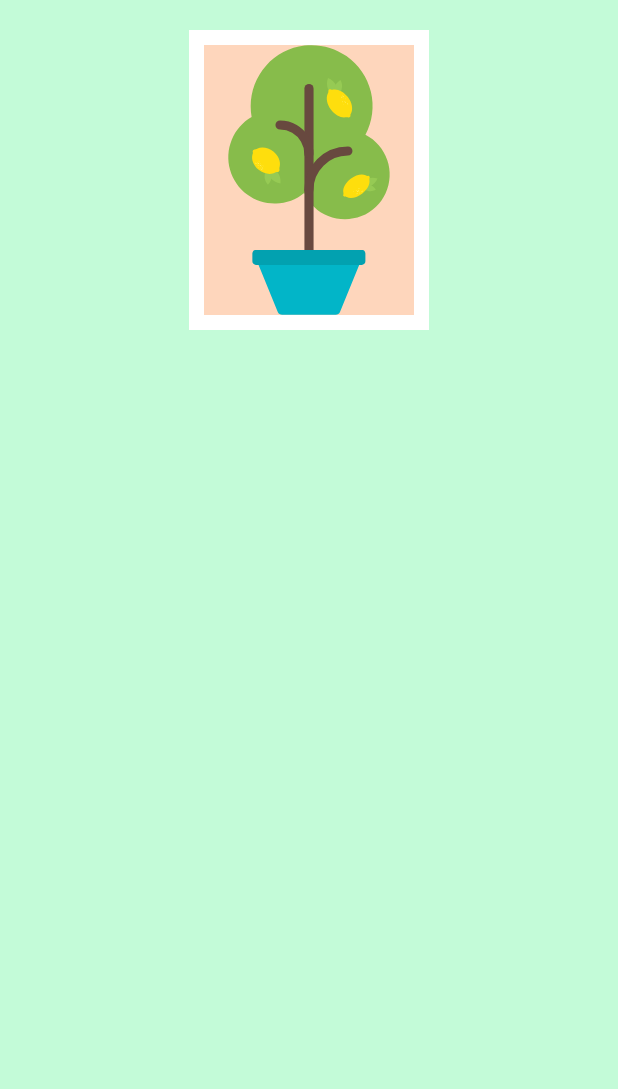
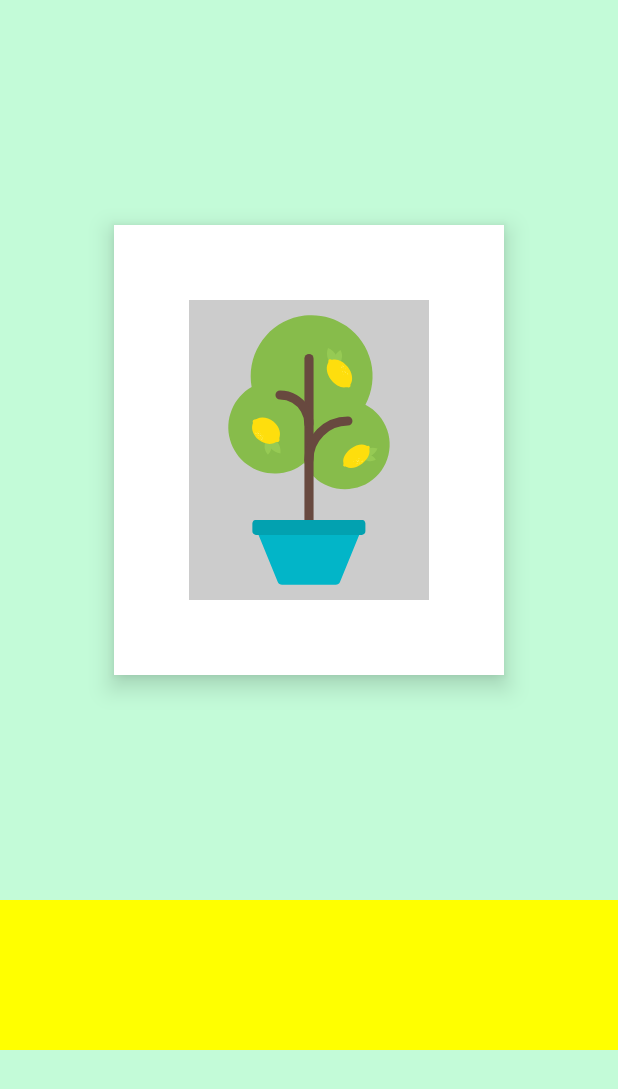
Before and after one commit to Name707/ArtSpaceApp, an Android app built with Jetpack Compose: the screen it shows after launch (MainActivity), on a phone screen of 412 x 824 dp. Shown: the top 1089 px of the screen. Run offline under Robolectric (Android 15) with nearby library versions, the phone set to English and light mode, and no system bars.

Commit message:
Изображение помещено на "холст" с эффектом тени.

```diff
--- a/app/src/main/java/com/example/artspace/MainActivity.kt
+++ b/app/src/main/java/com/example/artspace/MainActivity.kt
@@ -3,14 +3,25 @@ package com.example.artspace
 import android.os.Bundle
 import androidx.activity.ComponentActivity
 import androidx.activity.compose.setContent
+import androidx.compose.foundation.BorderStroke
 import androidx.compose.foundation.Image
 import androidx.compose.foundation.background
 import androidx.compose.foundation.border
+import androidx.compose.foundation.layout.Arrangement
+import androidx.compose.foundation.layout.Box
 import androidx.compose.foundation.layout.Column
+import androidx.compose.foundation.layout.Row
 import androidx.compose.foundation.layout.Spacer
+import androidx.compose.foundation.layout.fillMaxHeight
 import androidx.compose.foundation.layout.fillMaxSize
+import androidx.compose.foundation.layout.fillMaxWidth
 import androidx.compose.foundation.layout.height
+import androidx.compose.foundation.layout.padding
+import androidx.compose.foundation.layout.size
+import androidx.compose.foundation.layout.sizeIn
+import androidx.compose.foundation.layout.width
 import androidx.compose.foundation.layout.wrapContentSize
+import androidx.compose.foundation.layout.wrapContentWidth
 import androidx.compose.foundation.shape.RoundedCornerShape
 import androidx.compose.material3.MaterialTheme
 import androidx.compose.material3.Surface
@@ -18,8 +29,12 @@ import androidx.compose.material3.Text
 import androidx.compose.runtime.Composable
 import androidx.compose.ui.Alignment
 import androidx.compose.ui.Modifier
+import androidx.compose.ui.draw.shadow
 import androidx.compose.ui.graphics.Color
+import androidx.compose.ui.graphics.RectangleShape
 import androidx.compose.ui.res.painterResource
+import androidx.compose.ui.res.stringResource
+import androidx.compose.ui.text.style.TextAlign
 
 import androidx.compose.ui.tooling.preview.Preview
 import androidx.compose.ui.unit.dp
@@ -30,11 +45,12 @@ class MainActivity : ComponentActivity() {
         super.onCreate(savedInstanceState)
         setContent {
             ArtSpaceTheme {
-                    ArtSpaceLayout()
+                ArtSpaceLayout()
             }
         }
     }
 }
+
 @Preview
 @Composable
 fun ArtSpaceLayout() {
@@ -55,21 +71,43 @@ fun ArtSpaceImage(
         modifier = Modifier
             .fillMaxSize()
             .background(Color(0xFFC3FBD8)),
-        horizontalAlignment = Alignment.CenterHorizontally
-
+        horizontalAlignment = Alignment.CenterHorizontally,
     ) {
 
         Spacer(
-            modifier = Modifier.height(20.dp)
+            modifier = Modifier
+                .height(150.dp)
         )
 
-        Image(
-            painter = painterResource(currentImage),
-            contentDescription = null,
+        Column(
             modifier = Modifier
-                .border(10.dp, Color.White, )
-                .background(Color(0xFFFED6BC))
+                .shadow(
+                    elevation = 10.dp,
+                )
+                .background(Color.White)
+        ) {
+            Image(
+                modifier = Modifier
+                    .padding(50.dp)
+                    .background(color = Color.LightGray),
+                painter = painterResource(currentImage),
+                contentDescription = null,  /*stringResource(R.string.Lemonade_tree)*/
+            )
+        }
+
+        Spacer(
+            modifier = Modifier
+                .height(150.dp)
         )
+
+        Row(
+            modifier = Modifier
+                .fillMaxWidth()
+                .height(100.dp)
+                .background(Color.Yellow)
+        ) {
+
+        }
     }
 
 }
--- a/app/src/main/res/values/strings.xml
+++ b/app/src/main/res/values/strings.xml
@@ -1,3 +1,6 @@
 <resources>
     <string name="app_name">ArtSpace</string>
+    <string name="Lemonade_tree">Lemonade Tree</string>
+    <string name="Lemonade_cup">Lemonade Cup</string>
+    <string name="Lemonade_drink">Lemonade Drink</string>
 </resources>
```
